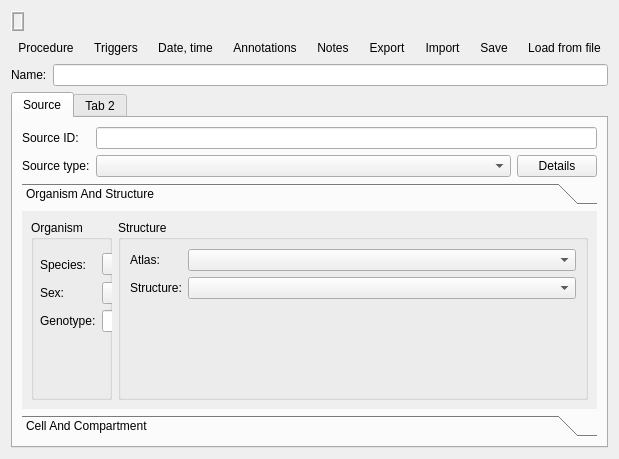
The window that src/scipyen/gui/widgets/metadatawidget_new_26b13.ui (ctigaret/scipyen) describes before a commit, drawn with Qt 5.
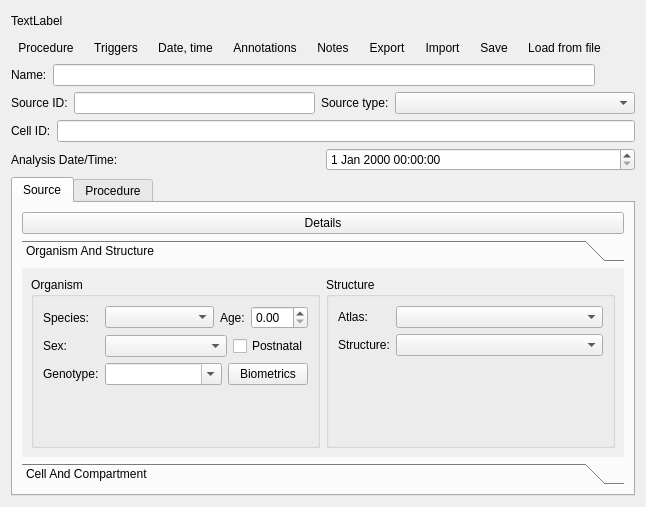
The same window after the commit. Icons and pictures are not drawn. Custom widgets are drawn as their Qt base class.

```diff
--- a/src/scipyen/gui/widgets/metadatawidget_new_26b13.ui
+++ b/src/scipyen/gui/widgets/metadatawidget_new_26b13.ui
@@ -6,8 +6,8 @@
    <rect>
     <x>0</x>
     <y>0</y>
-    <width>578</width>
-    <height>459</height>
+    <width>646</width>
+    <height>507</height>
    </rect>
   </property>
   <property name="windowTitle">
@@ -24,6 +24,8 @@
   </property>
   <layout class="QGridLayout" name="gridLayout_5">
    <item row="0" column="0">
+    <layout class="QVBoxLayout" name="verticalLayout">
+     <item>
     <layout class="QHBoxLayout" name="horizontalLayout_4">
      <item>
       <widget class="QLabel" name="dataVarNameLabel">
@@ -37,19 +39,19 @@
         <string>Name of the variable in the workspace</string>
        </property>
        <property name="frameShape">
-        <enum>QFrame::Shape::Box</enum>
+          <enum>QFrame::Shape::NoFrame</enum>
        </property>
        <property name="frameShadow">
-        <enum>QFrame::Shadow::Raised</enum>
+          <enum>QFrame::Shadow::Plain</enum>
        </property>
        <property name="lineWidth">
         <number>1</number>
        </property>
        <property name="midLineWidth">
-        <number>1</number>
+          <number>0</number>
        </property>
        <property name="text">
-        <string/>
+          <string>TextLabel</string>
        </property>
        <property name="textInteractionFlags">
         <set>Qt::TextInteractionFlag::TextSelectableByKeyboard|Qt::TextInteractionFlag::TextSelectableByMouse</set>
@@ -71,7 +73,7 @@
      </item>
     </layout>
    </item>
-   <item row="1" column="0">
+     <item>
     <layout class="QHBoxLayout" name="horizontalLayout_6">
      <item>
       <widget class="QToolButton" name="procedureToolButton">
@@ -286,7 +288,7 @@
      </item>
     </layout>
    </item>
-   <item row="2" column="0">
+     <item>
     <layout class="QHBoxLayout" name="horizontalLayout_5">
      <item>
       <widget class="QLabel" name="nameLabel">
@@ -320,21 +322,24 @@
        </property>
       </widget>
      </item>
-    </layout>
-   </item>
-   <item row="3" column="0">
-    <widget class="QTabWidget" name="tabWidget">
-     <property name="currentIndex">
-      <number>0</number>
-     </property>
-     <widget class="QWidget" name="tab">
-      <attribute name="title">
-       <string>Source</string>
-      </attribute>
-      <layout class="QGridLayout" name="gridLayout_3">
-       <item row="0" column="0">
-        <layout class="QFormLayout" name="formLayout_6">
-         <item row="0" column="0">
+       <item>
+        <spacer name="horizontalSpacer_3">
+         <property name="orientation">
+          <enum>Qt::Orientation::Horizontal</enum>
+         </property>
+         <property name="sizeHint" stdset="0">
+          <size>
+           <width>40</width>
+           <height>20</height>
+          </size>
+         </property>
+        </spacer>
+       </item>
+      </layout>
+     </item>
+     <item>
+      <layout class="QHBoxLayout" name="horizontalLayout_10">
+       <item>
           <widget class="QLabel" name="sourceIDLabel">
            <property name="sizePolicy">
             <sizepolicy hsizetype="Preferred" vsizetype="Preferred">
@@ -359,7 +364,7 @@
            </property>
           </widget>
          </item>
-         <item row="0" column="1">
+       <item>
           <widget class="QLineEdit" name="sourceIDLineEdit">
            <property name="sizePolicy">
             <sizepolicy hsizetype="MinimumExpanding" vsizetype="Fixed">
@@ -381,7 +386,7 @@
            </property>
           </widget>
          </item>
-         <item row="1" column="0">
+       <item>
           <widget class="QLabel" name="label_2">
            <property name="text">
             <string>Source type:</string>
@@ -391,8 +396,6 @@
            </property>
           </widget>
          </item>
-         <item row="1" column="1">
-          <layout class="QHBoxLayout" name="horizontalLayout">
            <item>
             <widget class="QComboBox" name="sourceTypeComboBox">
              <property name="sizePolicy">
@@ -403,6 +406,93 @@
              </property>
             </widget>
            </item>
+      </layout>
+     </item>
+     <item>
+      <layout class="QHBoxLayout" name="horizontalLayout_11">
+       <item>
+        <widget class="QLabel" name="cellIDLabel">
+         <property name="sizePolicy">
+          <sizepolicy hsizetype="Preferred" vsizetype="Fixed">
+           <horstretch>0</horstretch>
+           <verstretch>0</verstretch>
+          </sizepolicy>
+         </property>
+         <property name="toolTip">
+          <string>Cell ID</string>
+         </property>
+         <property name="statusTip">
+          <string>Cell ID</string>
+         </property>
+         <property name="whatsThis">
+          <string>Cell ID</string>
+         </property>
+         <property name="text">
+          <string>Cell ID:</string>
+         </property>
+         <property name="buddy">
+          <cstring>cellIDLineEdit</cstring>
+         </property>
+        </widget>
+       </item>
+       <item>
+        <widget class="QLineEdit" name="cellIDLineEdit">
+         <property name="sizePolicy">
+          <sizepolicy hsizetype="Expanding" vsizetype="Fixed">
+           <horstretch>0</horstretch>
+           <verstretch>0</verstretch>
+          </sizepolicy>
+         </property>
+         <property name="toolTip">
+          <string>Cell ID</string>
+         </property>
+         <property name="statusTip">
+          <string>Cell ID</string>
+         </property>
+         <property name="whatsThis">
+          <string>Cell ID</string>
+         </property>
+         <property name="clearButtonEnabled">
+          <bool>true</bool>
+         </property>
+        </widget>
+       </item>
+      </layout>
+     </item>
+     <item>
+      <layout class="QHBoxLayout" name="horizontalLayout_9">
+       <item>
+        <widget class="QLabel" name="label_6">
+         <property name="toolTip">
+          <string>Date &amp; Time of Aanalysis</string>
+         </property>
+         <property name="text">
+          <string>Analysis Date/Time:</string>
+         </property>
+         <property name="buddy">
+          <cstring>analysisDateTimeEdit</cstring>
+         </property>
+        </widget>
+       </item>
+       <item>
+        <widget class="QDateTimeEdit" name="analysisDateTimeEdit"/>
+       </item>
+      </layout>
+     </item>
+    </layout>
+   </item>
+   <item row="1" column="0">
+    <widget class="QTabWidget" name="tabWidget">
+     <property name="currentIndex">
+      <number>0</number>
+     </property>
+     <widget class="QWidget" name="sourceTab">
+      <attribute name="title">
+       <string>Source</string>
+      </attribute>
+      <layout class="QGridLayout" name="gridLayout_3">
+       <item row="0" column="0">
+        <layout class="QHBoxLayout" name="horizontalLayout">
            <item>
             <widget class="QPushButton" name="sourceDetailsPushbutton">
              <property name="text">
@@ -415,8 +505,6 @@
            </item>
           </layout>
          </item>
-        </layout>
-       </item>
        <item row="1" column="0">
         <widget class="QToolBox" name="sourceToolBox">
          <property name="currentIndex">
@@ -427,8 +515,8 @@
            <rect>
             <x>0</x>
             <y>0</y>
-            <width>527</width>
-            <height>165</height>
+            <width>595</width>
+            <height>170</height>
            </rect>
           </property>
           <attribute name="label">
@@ -436,19 +524,14 @@
           </attribute>
           <layout class="QGridLayout" name="gridLayout_6">
            <item row="0" column="0">
+            <layout class="QHBoxLayout" name="horizontalLayout_8">
+             <item>
             <widget class="QGroupBox" name="organismGroupBox">
              <property name="title">
               <string>Organism</string>
              </property>
-             <widget class="QWidget" name="">
-              <property name="geometry">
-               <rect>
-                <x>9</x>
-                <y>33</y>
-                <width>267</width>
-                <height>116</height>
-               </rect>
-              </property>
+               <layout class="QGridLayout" name="gridLayout">
+                <item row="0" column="0">
               <layout class="QFormLayout" name="formLayout_5">
                <item row="0" column="0">
                 <widget class="QLabel" name="label">
@@ -629,10 +712,11 @@
                 </layout>
                </item>
               </layout>
-             </widget>
-            </widget>
-           </item>
-           <item row="0" column="1">
+                </item>
+               </layout>
+              </widget>
+             </item>
+             <item>
             <widget class="QGroupBox" name="structureGroupBox">
              <property name="title">
               <string>Structure</string>
@@ -682,6 +766,8 @@
             </widget>
            </item>
           </layout>
+           </item>
+          </layout>
          </widget>
          <widget class="QWidget" name="pageCellAndCompartment">
           <property name="geometry">
@@ -703,53 +789,6 @@
              </property>
              <layout class="QFormLayout" name="formLayout">
               <item row="0" column="0">
-               <widget class="QLabel" name="cellIDLabel">
-                <property name="sizePolicy">
-                 <sizepolicy hsizetype="Preferred" vsizetype="Fixed">
-                  <horstretch>0</horstretch>
-                  <verstretch>0</verstretch>
-                 </sizepolicy>
-                </property>
-                <property name="toolTip">
-                 <string>Cell ID</string>
-                </property>
-                <property name="statusTip">
-                 <string>Cell ID</string>
-                </property>
-                <property name="whatsThis">
-                 <string>Cell ID</string>
-                </property>
-                <property name="text">
-                 <string>ID:</string>
-                </property>
-                <property name="buddy">
-                 <cstring>cellIDLineEdit</cstring>
-                </property>
-               </widget>
-              </item>
-              <item row="0" column="1">
-               <widget class="QLineEdit" name="cellIDLineEdit">
-                <property name="sizePolicy">
-                 <sizepolicy hsizetype="Expanding" vsizetype="Fixed">
-                  <horstretch>0</horstretch>
-                  <verstretch>0</verstretch>
-                 </sizepolicy>
-                </property>
-                <property name="toolTip">
-                 <string>Cell ID</string>
-                </property>
-                <property name="statusTip">
-                 <string>Cell ID</string>
-                </property>
-                <property name="whatsThis">
-                 <string>Cell ID</string>
-                </property>
-                <property name="clearButtonEnabled">
-                 <bool>true</bool>
-                </property>
-               </widget>
-              </item>
-              <item row="1" column="0">
                <widget class="QLabel" name="label_4">
                 <property name="text">
                  <string>Type:</string>
@@ -847,7 +886,7 @@
      </widget>
      <widget class="QWidget" name="tab_2">
       <attribute name="title">
-       <string>Tab 2</string>
+       <string>Procedure</string>
       </attribute>
      </widget>
     </widget>
```
Left out of the diff: 14 changed lines with no effect on the pictures. Lines whose indentation alone changed are shown as unchanged.
